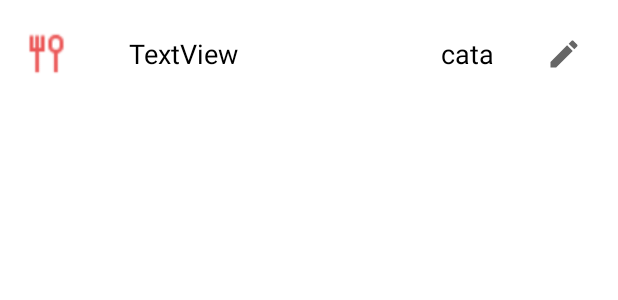
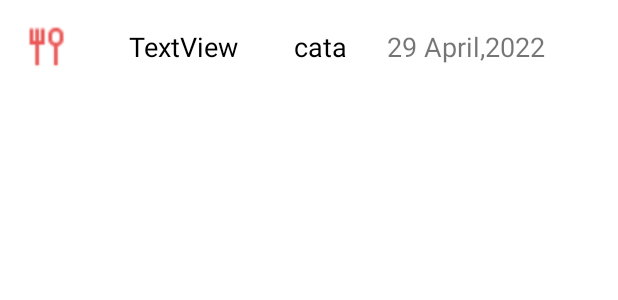
Before and after one commit to abhay-lodhi/Finanance, an Android app: the layout rvhomepage.xml on its own in the app's theme, with its tools: preview values and no code run, on a phone screen of 412 x 824 dp. Shown: the top 300 px of the screen. Run offline under Robolectric (Android 15) with nearby library versions, the phone set to English and light mode, and no system bars.

Commit message:
text changedfa12

```diff
--- a/app/src/main/res/layout/rvhomepage.xml
+++ b/app/src/main/res/layout/rvhomepage.xml
@@ -52,16 +52,16 @@
             app:layout_constraintStart_toStartOf="parent"
             app:layout_constraintTop_toTopOf="parent"
             app:layout_constraintVertical_bias="0.022" />
-        <ImageButton
-            android:layout_width="40dp"
-            android:layout_height="40dp"
-            app:layout_constraintEnd_toEndOf="parent"
-            app:layout_constraintStart_toStartOf="parent"
-            app:layout_constraintTop_toTopOf="parent"
-            android:src="@drawable/ic_baseline_edit_24"
-            android:background="?android:attr/selectableItemBackground"
-            android:layout_gravity="center"/>
 
+        <TextView
+            android:id="@+id/textView3"
+            android:layout_width="62dp"
+            android:textSize="18dp"
+            android:layout_height="wrap_content"
+            android:layout_gravity="center"
+
+            android:layout_weight="1"
+            android:text="29 April,2022" />
 
 
     </LinearLayout>
```
